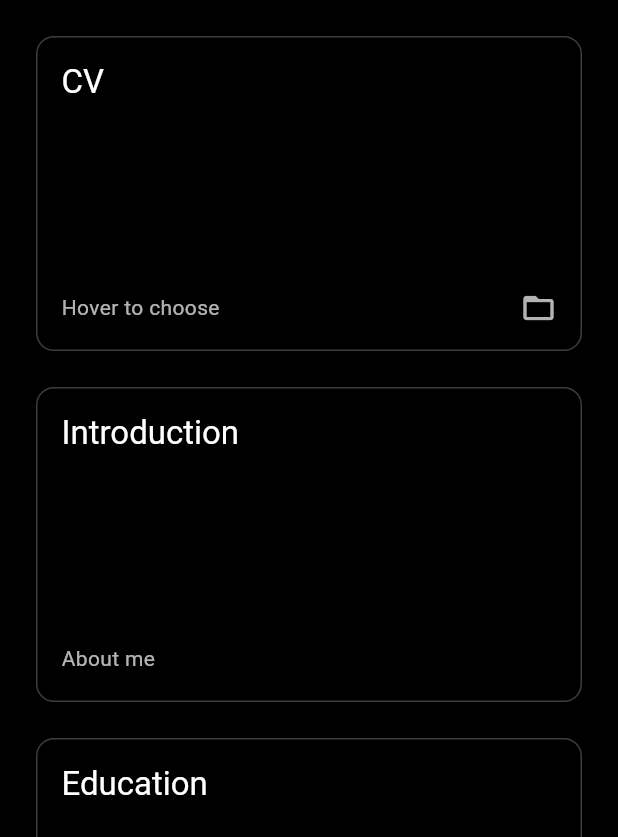
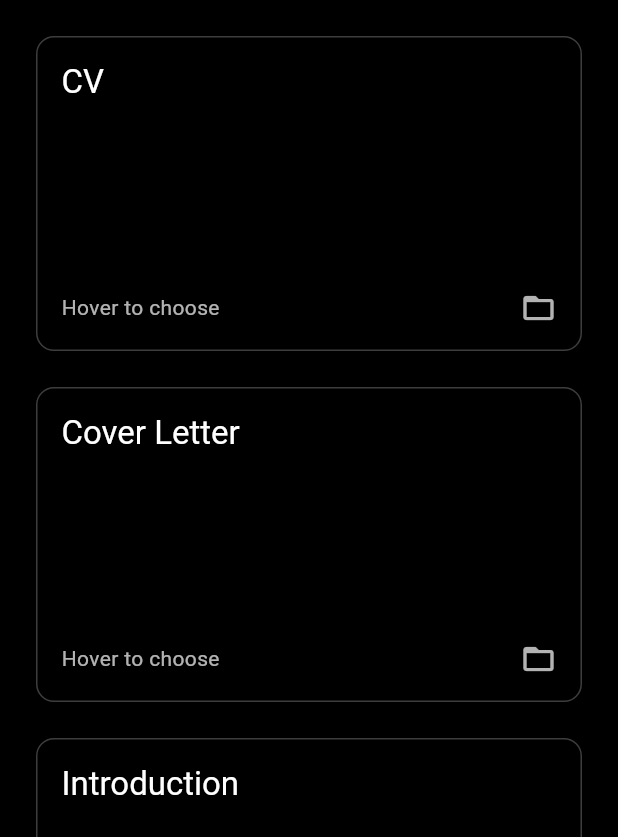
Before and after one commit to lubacareer/portfolio, a Flutter app: the screen it shows after launch, on a phone screen of 412 x 824 dp, the part 399-1236 px from its top. Run offline on Flutter 3.47's test engine with Material 3 defaults, Android fonts, the phone set to English and light mode, and no system bars; network calls fail; Roboto replaces fonts that are missing (PlaypenSansThai).

Commit message:
Add Cover Letter tile with hover English/Hebrew actions (CL1.pdf/CL1heb.pdf) and same hover/pressed styling; place next to CV tile

```diff
--- a/lib/main.dart
+++ b/lib/main.dart
@@ -35,6 +35,7 @@ class PortfolioHome extends StatelessWidget {
   Widget build(BuildContext context) {
     final tiles = <Widget>[
       const CvTile(),
+      const CoverLetterTile(),
       HoverTile(
         title: 'Introduction',
         subtitle: 'About me',
@@ -376,6 +377,113 @@ class _CvTileState extends State<CvTile> {
   }
 }
 
+class CoverLetterTile extends StatefulWidget {
+  const CoverLetterTile({super.key});
+
+  @override
+  State<CoverLetterTile> createState() => _CoverLetterTileState();
+}
+
+class _CoverLetterTileState extends State<CoverLetterTile> {
+  bool _hovered = false;
+  bool _pressed = false;
+
+  @override
+  Widget build(BuildContext context) {
+    final hoverColor = const Color(0xFF7FFFD4).withOpacity(0.18); // aquamarine tint
+    final pressedColor = const Color(0xFFDA70D6).withOpacity(0.28); // orchid tint
+
+    return MouseRegion(
+      onEnter: (_) => setState(() => _hovered = true),
+      onExit: (_) => setState(() => _hovered = false),
+      child: GestureDetector(
+        onTap: () => setState(() => _hovered = !_hovered),
+        onTapDown: (_) => setState(() => _pressed = true),
+        onTapUp: (_) => setState(() => _pressed = false),
+        onTapCancel: () => setState(() => _pressed = false),
+        child: AnimatedContainer(
+          duration: const Duration(milliseconds: 150),
+          decoration: BoxDecoration(
+            color: _pressed
+                ? pressedColor
+                : _hovered
+                    ? hoverColor
+                    : Colors.black,
+            border: Border.all(
+              color: _pressed
+                  ? const Color(0xFFDA70D6).withOpacity(0.6)
+                  : _hovered
+                      ? const Color(0xFF7FFFD4).withOpacity(0.6)
+                      : Colors.white24,
+            ),
+            borderRadius: BorderRadius.circular(12),
+            boxShadow: _hovered || _pressed
+                ? [
+                    BoxShadow(
+                      color: (_pressed
+                              ? const Color(0xFFDA70D6)
+                              : const Color(0xFF7FFFD4))
+                          .withOpacity(0.2),
+                      blurRadius: 18,
+                      spreadRadius: 1,
+                    )
+                  ]
+                : null,
+          ),
+          child: Padding(
+            padding: const EdgeInsets.all(16),
+            child: Column(
+              crossAxisAlignment: CrossAxisAlignment.start,
+              mainAxisAlignment: MainAxisAlignment.spaceBetween,
+              children: [
+                Text(
+                  'Cover Letter',
+                  style: Theme.of(context)
+                      .textTheme
+                      .titleLarge
+                      ?.copyWith(color: Colors.white),
+                ),
+                if (_hovered)
+                  Row(
+                    mainAxisAlignment: MainAxisAlignment.spaceBetween,
+                    children: [
+                      OutlinedButton.icon(
+                        onPressed: () => openPublic('/docs/CL1.pdf'),
+                        icon: const Icon(Icons.description, color: Colors.white70, size: 18),
+                        label: const Text('English'),
+                        style: OutlinedButton.styleFrom(
+                          foregroundColor: Colors.white,
+                          side: const BorderSide(color: Colors.white24),
+                        ),
+                      ),
+                      OutlinedButton.icon(
+                        onPressed: () => openPublic('/docs/CL1heb.pdf'),
+                        icon: const Icon(Icons.description, color: Colors.white70, size: 18),
+                        label: const Text('Hebrew'),
+                        style: OutlinedButton.styleFrom(
+                          foregroundColor: Colors.white,
+                          side: const BorderSide(color: Colors.white24),
+                        ),
+                      ),
+                    ],
+                  )
+                else
+                  Row(
+                    mainAxisAlignment: MainAxisAlignment.spaceBetween,
+                    children: const [
+                      Text('Hover to choose', style: TextStyle(color: Colors.white70)),
+                      Icon(Icons.folder_open, color: Colors.white70),
+                    ],
+                  ),
+              ],
+            ),
+          ),
+        ),
+      ),
+    );
+  }
+}
+
 void showPlaceholder(BuildContext context, String title) {
   showDialog(
     context: context,
```
